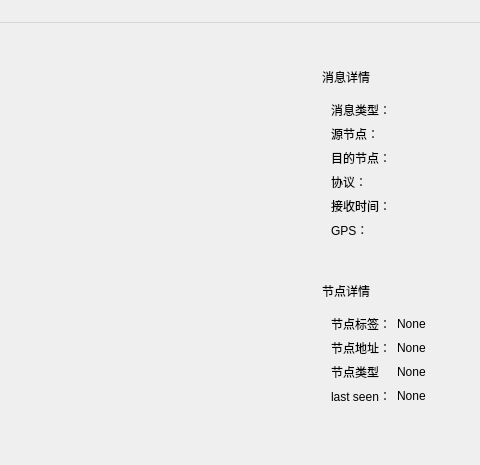
First picture: the form in ui/mainWindow.ui, repository mioyzhang/UI, before the edit; both pictures show x 790 to 1270 and y 0 to 465 of the 1270 by 871 pixel window.
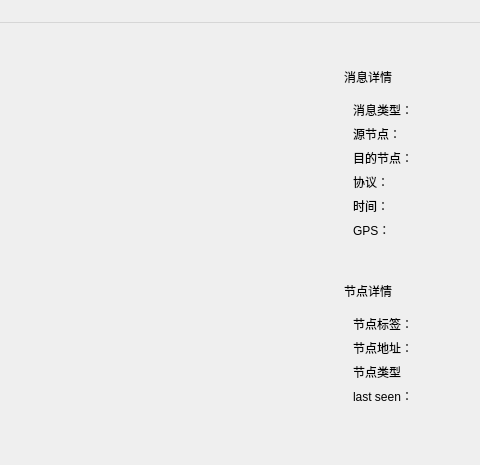
Second picture: the form after the edit. The open tabs and pages were chosen to show the change. Icons and pictures are not drawn. Custom widgets are drawn as their Qt base class.

What changed in the file:
```diff
--- a/ui/mainWindow.ui
+++ b/ui/mainWindow.ui
@@ -126,7 +126,7 @@
                      <item row="4" column="0">
                       <widget class="QLabel" name="label_10">
                        <property name="text">
-                        <string>接收时间：</string>
+                        <string>时间：</string>
                        </property>
                       </widget>
                      </item>
@@ -238,7 +238,7 @@
                      <item row="3" column="1">
                       <widget class="QLabel" name="label_last_seen">
                        <property name="text">
-                        <string>None</string>
+                        <string/>
                        </property>
                       </widget>
                      </item>
@@ -259,7 +259,7 @@
                      <item row="0" column="1">
                       <widget class="QLabel" name="label_label">
                        <property name="text">
-                        <string>None</string>
+                        <string/>
                        </property>
                       </widget>
                      </item>
@@ -273,14 +273,14 @@
                      <item row="1" column="1">
                       <widget class="QLabel" name="label_address">
                        <property name="text">
-                        <string>None</string>
+                        <string/>
                        </property>
                       </widget>
                      </item>
                      <item row="2" column="1">
                       <widget class="QLabel" name="label_node_type">
                        <property name="text">
-                        <string>None</string>
+                        <string/>
                        </property>
                       </widget>
                      </item>
```
Left out of the diff: 8 changed lines with no effect on the pictures.
